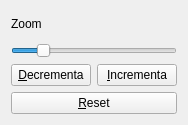
Above: lib/widgets/ScaleWidget.ui from pascalin/3dmolvis before the change. Below: the same form after it.
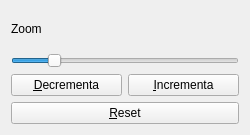
That is the form after the change. Icons and pictures are not drawn.

What changed in the file:
```diff
--- a/lib/widgets/ScaleWidget.ui
+++ b/lib/widgets/ScaleWidget.ui
@@ -5,8 +5,8 @@
    <rect>
     <x>0</x>
     <y>0</y>
-    <width>186</width>
-    <height>125</height>
+    <width>250</width>
+    <height>135</height>
    </rect>
   </property>
   <property name="windowTitle" >
```
Left out of the diff: 13 changed lines with no effect on the pictures.
